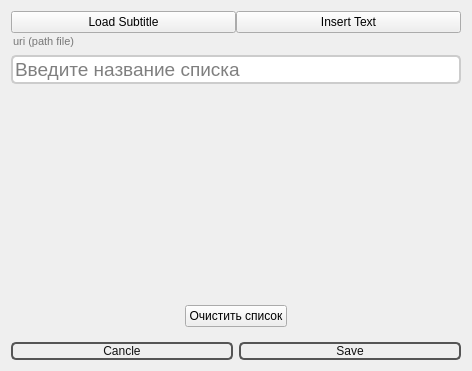
This is res/uis/create_list_words.ui in yasperrus/LearnEnglishSubtitles as Qt 5 draws it before an edit. The edited form follows.
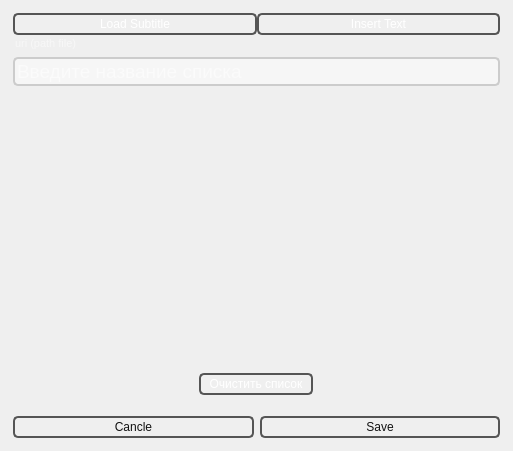
This is the edited form. Icons and pictures are not drawn.

Commit message: add theme settings? user can change background and text color. All this savable.

What changed in the file:
```diff
--- a/res/uis/create_list_words.ui
+++ b/res/uis/create_list_words.ui
@@ -6,27 +6,81 @@
    <rect>
     <x>0</x>
     <y>0</y>
-    <width>472</width>
-    <height>371</height>
+    <width>513</width>
+    <height>451</height>
    </rect>
   </property>
   <property name="windowTitle">
    <string>Form</string>
   </property>
   <property name="styleSheet">
-   <string notr="true">QWidget{
-background-color: rgba(252, 252, 252, 255);
+   <string notr="true">
+QLineEdit
+{
+border-radius: 5px;
+border: 2px solid #CCC;
 }
-QPushButton {
+QScrollArea
+{
+border-radius: 10px;
+border: 2px solid #DDD;
+}
+
+QPushButton 
+{
 color: #111;
 background-color: rgba(255, 255, 255, 0);
 border-radius: 5px;
-border: 2px solid #555
-}
-background-color: rgba(252, 252, 252, 255);</string>
+border: 2px solid #555;
+padding-left:8px;
+padding-right:8px;
+padding-top:2px;
+padding-bottom:2px;
+}</string>
   </property>
-  <layout class="QVBoxLayout" name="verticalLayout_2" stretch="0,1,0,0">
+  <layout class="QVBoxLayout" name="verticalLayout_2" stretch="0">
+   <property name="leftMargin">
+    <number>0</number>
+   </property>
+   <property name="topMargin">
+    <number>0</number>
+   </property>
+   <property name="rightMargin">
+    <number>0</number>
+   </property>
+   <property name="bottomMargin">
+    <number>0</number>
+   </property>
    <item>
+    <widget class="QWidget" name="main_widget" native="true">
+     <property name="styleSheet">
+      <string notr="true">#main_widget {
+                         background: qlineargradient(
+                            spread:pad,
+                            x1:0, y1:1, x2:1, y2:1,
+                            stop:0 #ff00ff,
+                            stop:1 #00ff00
+                        )
+                     }
+                     QWidget, QLabel, QPushButton {
+                        color: #ffffff;
+                     }</string>
+     </property>
+     <layout class="QVBoxLayout" name="verticalLayout_5">
+      <property name="leftMargin">
+       <number>4</number>
+      </property>
+      <property name="topMargin">
+       <number>4</number>
+      </property>
+      <property name="rightMargin">
+       <number>4</number>
+      </property>
+      <property name="bottomMargin">
+       <number>4</number>
+      </property>
+      <item alignment="Qt::AlignTop">
+       <widget class="QWidget" name="widget" native="true">
     <layout class="QVBoxLayout" name="layout_list">
      <item>
       <layout class="QVBoxLayout" name="verticalLayout_3">
@@ -101,8 +155,12 @@
           </font>
          </property>
          <property name="styleSheet">
-          <string notr="true">border-radius: 5px;
-border: 2px solid #CCC;</string>
+              <string notr="true">
+QLineEdit	{
+border-radius: 5px;
+border: 2px solid #CCC;
+	background-color: rgba(252, 252, 252, 120);
+}</string>
          </property>
          <property name="placeholderText">
           <string>Введите название списка</string>
@@ -112,15 +170,45 @@
       </layout>
      </item>
     </layout>
+       </widget>
    </item>
    <item>
+       <widget class="QWidget" name="widget" native="true">
+        <property name="sizePolicy">
+         <sizepolicy hsizetype="Preferred" vsizetype="Expanding">
+          <horstretch>0</horstretch>
+          <verstretch>2</verstretch>
+         </sizepolicy>
+        </property>
     <layout class="QHBoxLayout" name="layout_words"/>
-   </item>
-   <item alignment="Qt::AlignHCenter">
+       </widget>
+      </item>
+      <item alignment="Qt::AlignHCenter|Qt::AlignTop">
     <widget class="QWidget" name="verticalWidget" native="true">
      <layout class="QVBoxLayout" name="verticalLayout">
+         <property name="spacing">
+          <number>6</number>
+         </property>
+         <property name="leftMargin">
+          <number>6</number>
+         </property>
+         <property name="topMargin">
+          <number>6</number>
+         </property>
+         <property name="rightMargin">
+          <number>6</number>
+         </property>
+         <property name="bottomMargin">
+          <number>6</number>
+         </property>
       <item>
        <widget class="QPushButton" name="but_clear">
+           <property name="sizePolicy">
+            <sizepolicy hsizetype="Maximum" vsizetype="Maximum">
+             <horstretch>0</horstretch>
+             <verstretch>0</verstretch>
+            </sizepolicy>
+           </property>
         <property name="text">
          <string>Очистить список</string>
         </property>
@@ -129,7 +217,8 @@
      </layout>
     </widget>
    </item>
-   <item>
+      <item alignment="Qt::AlignBottom">
+       <widget class="QWidget" name="widget" native="true">
     <layout class="QHBoxLayout" name="layout_save">
      <item>
       <widget class="QPushButton" name="but_cancel">
@@ -194,6 +283,10 @@
       </widget>
      </item>
     </layout>
+       </widget>
+      </item>
+     </layout>
+    </widget>
    </item>
   </layout>
  </widget>
```
Left out of the diff: 8 changed lines with no effect on the pictures. Lines whose indentation alone changed are shown as unchanged. The commit also changes 23 other files.
